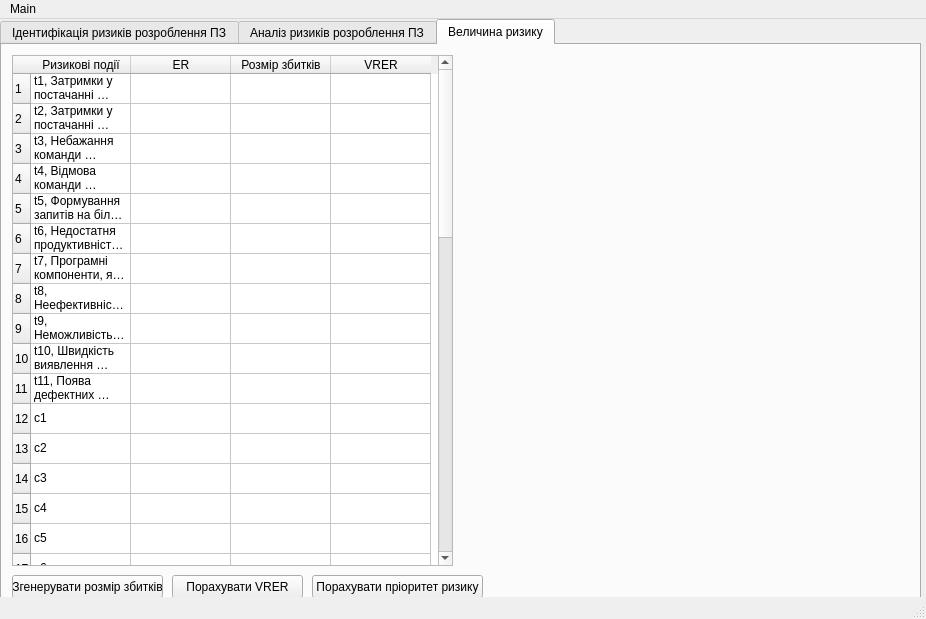
Qt form main.ui (Spalletto/risk_management) before a commit.
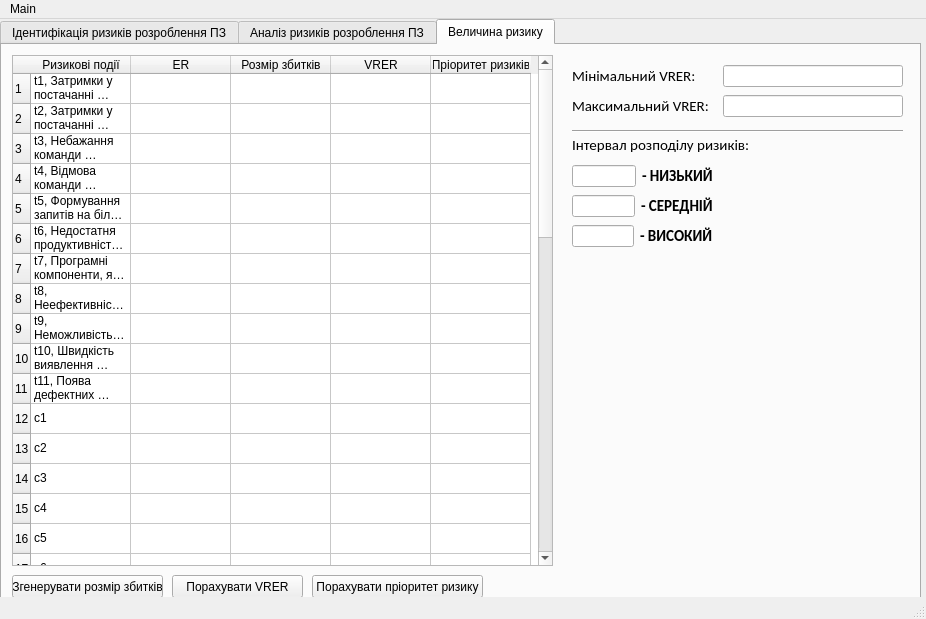
The same form after that commit.

Commit message: added priority risk calculation

What changed in the file:
```diff
--- a/main.ui
+++ b/main.ui
@@ -3185,7 +3185,7 @@
        <rect>
         <x>10</x>
         <y>10</y>
-        <width>441</width>
+        <width>541</width>
         <height>511</height>
        </rect>
       </property>
@@ -3439,6 +3439,11 @@
         <string>VRER</string>
        </property>
       </column>
+      <column>
+       <property name="text">
+        <string>Пріоритет ризиків</string>
+       </property>
+      </column>
       <item row="0" column="0">
        <property name="text">
         <string>t1, Затримки у постачанні обладнання, необхідного для підтримки процесу розроблення ПЗ</string>
@@ -3709,6 +3714,228 @@
        <string>Згенерувати розмір збитків</string>
       </property>
      </widget>
+     <widget class="QWidget" name="layoutWidget_19">
+      <property name="geometry">
+       <rect>
+        <x>570</x>
+        <y>20</y>
+        <width>331</width>
+        <height>22</height>
+       </rect>
+      </property>
+      <layout class="QHBoxLayout" name="horizontalLayout_51">
+       <item>
+        <widget class="QLabel" name="label_50">
+         <property name="font">
+          <font>
+           <family>Calibri</family>
+           <pointsize>11</pointsize>
+          </font>
+         </property>
+         <property name="text">
+          <string>Мінімальний VRER:</string>
+         </property>
+        </widget>
+       </item>
+       <item>
+        <widget class="QLineEdit" name="min_vrer_box">
+         <property name="maximumSize">
+          <size>
+           <width>180</width>
+           <height>16777215</height>
+          </size>
+         </property>
+        </widget>
+       </item>
+      </layout>
+     </widget>
+     <widget class="QWidget" name="layoutWidget_20">
+      <property name="geometry">
+       <rect>
+        <x>570</x>
+        <y>50</y>
+        <width>331</width>
+        <height>22</height>
+       </rect>
+      </property>
+      <layout class="QHBoxLayout" name="horizontalLayout_52">
+       <item>
+        <widget class="QLabel" name="label_51">
+         <property name="font">
+          <font>
+           <family>Calibri</family>
+           <pointsize>11</pointsize>
+          </font>
+         </property>
+         <property name="text">
+          <string>Максимальний VRER:</string>
+         </property>
+        </widget>
+       </item>
+       <item>
+        <widget class="QLineEdit" name="max_vrer_box">
+         <property name="maximumSize">
+          <size>
+           <width>180</width>
+           <height>16777215</height>
+          </size>
+         </property>
+        </widget>
+       </item>
+      </layout>
+     </widget>
+     <widget class="QLabel" name="label_52">
+      <property name="geometry">
+       <rect>
+        <x>570</x>
+        <y>90</y>
+        <width>221</width>
+        <height>20</height>
+       </rect>
+      </property>
+      <property name="font">
+       <font>
+        <family>Calibri</family>
+        <pointsize>11</pointsize>
+       </font>
+      </property>
+      <property name="text">
+       <string>Інтервал розподілу ризиків:</string>
+      </property>
+     </widget>
+     <widget class="Line" name="line">
+      <property name="geometry">
+       <rect>
+        <x>570</x>
+        <y>76</y>
+        <width>331</width>
+        <height>20</height>
+       </rect>
+      </property>
+      <property name="orientation">
+       <enum>Qt::Horizontal</enum>
+      </property>
+     </widget>
+     <widget class="QWidget" name="layoutWidget_21">
+      <property name="geometry">
+       <rect>
+        <x>570</x>
+        <y>150</y>
+        <width>141</width>
+        <height>22</height>
+       </rect>
+      </property>
+      <layout class="QHBoxLayout" name="horizontalLayout_22">
+       <item>
+        <widget class="QLineEdit" name="middle_interval_box">
+         <property name="maximumSize">
+          <size>
+           <width>70</width>
+           <height>16777215</height>
+          </size>
+         </property>
+         <property name="text">
+          <string/>
+         </property>
+        </widget>
+       </item>
+       <item>
+        <widget class="QLabel" name="label_54">
+         <property name="font">
+          <font>
+           <family>Calibri</family>
+           <pointsize>11</pointsize>
+           <weight>75</weight>
+           <bold>true</bold>
+          </font>
+         </property>
+         <property name="text">
+          <string>- СЕРЕДНІЙ</string>
+         </property>
+        </widget>
+       </item>
+      </layout>
+     </widget>
+     <widget class="QWidget" name="layoutWidget_22">
+      <property name="geometry">
+       <rect>
+        <x>570</x>
+        <y>180</y>
+        <width>141</width>
+        <height>22</height>
+       </rect>
+      </property>
+      <layout class="QHBoxLayout" name="horizontalLayout_23">
+       <item>
+        <widget class="QLineEdit" name="high_interval_box">
+         <property name="maximumSize">
+          <size>
+           <width>70</width>
+           <height>16777215</height>
+          </size>
+         </property>
+         <property name="text">
+          <string/>
+         </property>
+        </widget>
+       </item>
+       <item>
+        <widget class="QLabel" name="label_55">
+         <property name="font">
+          <font>
+           <family>Calibri</family>
+           <pointsize>11</pointsize>
+           <weight>75</weight>
+           <bold>true</bold>
+          </font>
+         </property>
+         <property name="text">
+          <string>- ВИСОКИЙ</string>
+         </property>
+        </widget>
+       </item>
+      </layout>
+     </widget>
+     <widget class="QWidget" name="">
+      <property name="geometry">
+       <rect>
+        <x>570</x>
+        <y>120</y>
+        <width>141</width>
+        <height>22</height>
+       </rect>
+      </property>
+      <layout class="QHBoxLayout" name="horizontalLayout_21">
+       <item>
+        <widget class="QLineEdit" name="low_interval_box">
+         <property name="maximumSize">
+          <size>
+           <width>70</width>
+           <height>16777215</height>
+          </size>
+         </property>
+         <property name="text">
+          <string/>
+         </property>
+        </widget>
+       </item>
+       <item>
+        <widget class="QLabel" name="label_53">
+         <property name="font">
+          <font>
+           <family>Calibri</family>
+           <pointsize>11</pointsize>
+           <weight>75</weight>
+           <bold>true</bold>
+          </font>
+         </property>
+         <property name="text">
+          <string>- НИЗЬКИЙ</string>
+         </property>
+        </widget>
+       </item>
+      </layout>
+     </widget>
     </widget>
    </widget>
    <widget class="QPushButton" name="pushButton">
```
Left out of the diff: 2 changed lines with no effect on the pictures. The commit also changes 1 other file.
